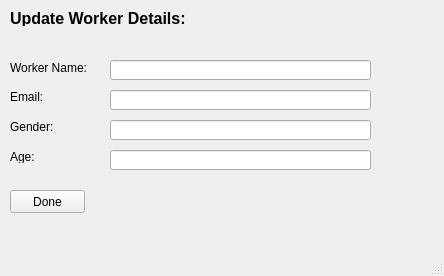
Qt form Screens/UpdateWorker.ui (msaadg/NGOConnect) before a commit.
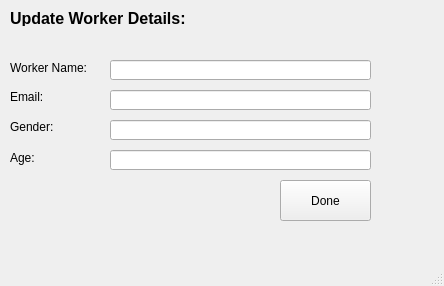
The same form after that commit.

```diff
--- a/Screens/UpdateWorker.ui
+++ b/Screens/UpdateWorker.ui
@@ -7,7 +7,7 @@
     <x>0</x>
     <y>0</y>
     <width>444</width>
-    <height>276</height>
+    <height>286</height>
    </rect>
   </property>
   <property name="windowTitle">
@@ -79,7 +79,7 @@
       <x>10</x>
       <y>150</y>
       <width>47</width>
-      <height>13</height>
+      <height>16</height>
      </rect>
     </property>
     <property name="text">
@@ -129,10 +129,10 @@
    <widget class="QPushButton" name="updateWorkerDoneBtn">
     <property name="geometry">
      <rect>
-      <x>10</x>
-      <y>190</y>
-      <width>75</width>
-      <height>23</height>
+      <x>280</x>
+      <y>180</y>
+      <width>91</width>
+      <height>41</height>
      </rect>
     </property>
     <property name="text">
```
Left out of the diff: 6 changed lines with no effect on the pictures.
